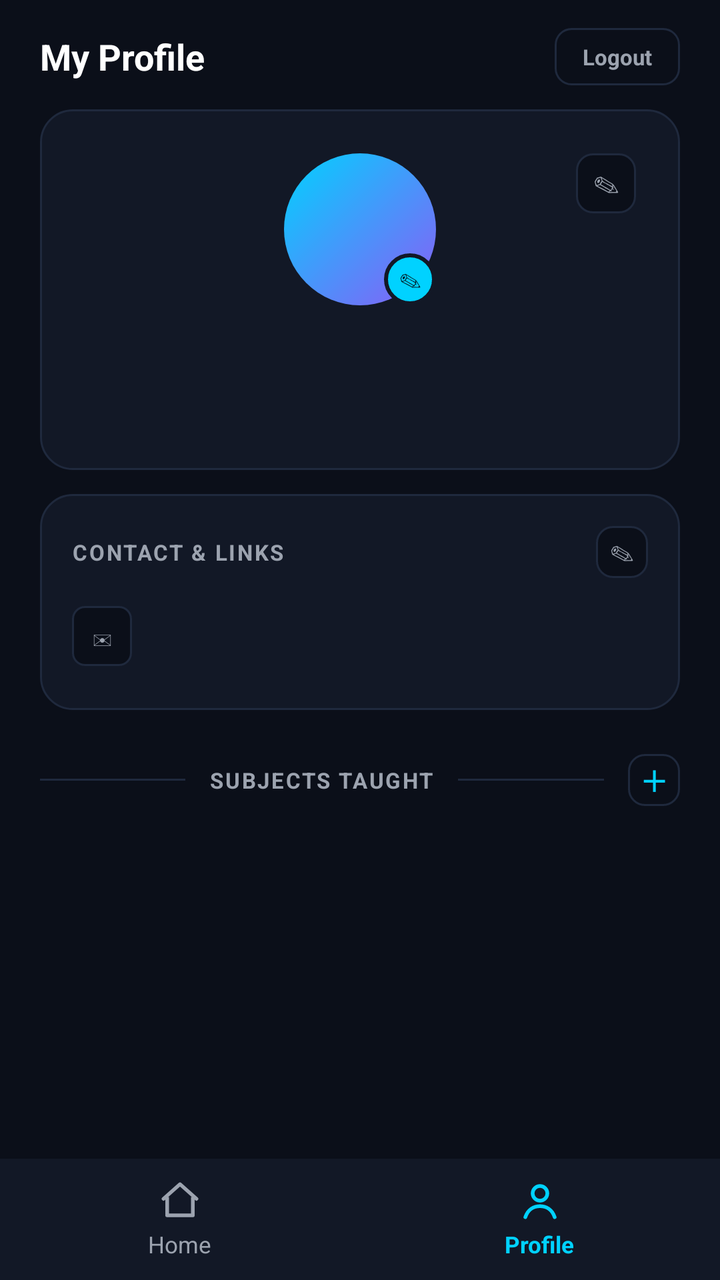
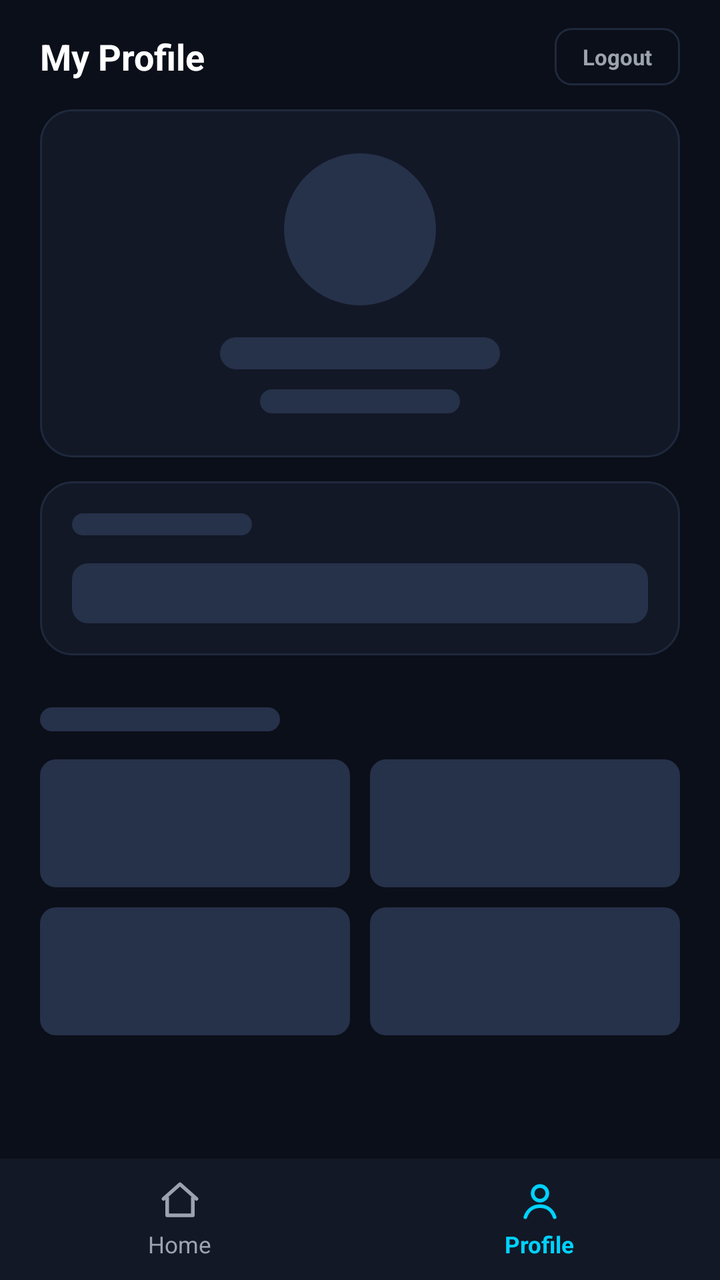

Screens rendered from an Android XML layout before and after an edit, with the pre-edit source and the edit as a unified diff.
<!-- AndroidManifest.xml: application theme Theme.CampusConnect -->
<!-- res/layout/activity_faculty_home.xml -->
<?xml version="1.0" encoding="utf-8"?>
<LinearLayout xmlns:android="http://schemas.android.com/apk/res/android"
    xmlns:app="http://schemas.android.com/apk/res-auto"
    android:layout_width="match_parent"
    android:layout_height="match_parent"
    android:orientation="vertical"
    android:background="@color/color_background">

    
    <LinearLayout
        android:layout_width="match_parent"
        android:layout_height="wrap_content"
        android:orientation="horizontal"
        android:gravity="center_vertical"
        android:paddingStart="20dp"
        android:paddingEnd="20dp"
        android:paddingTop="14dp"
        android:paddingBottom="12dp">

        <TextView
            android:layout_width="0dp"
            android:layout_height="wrap_content"
            android:layout_weight="1"
            android:text="My Profile"
            android:textColor="@color/color_text_primary"
            android:textSize="18sp"
            android:textStyle="bold" />

        <TextView
            android:id="@+id/btnLogout"
            android:layout_width="wrap_content"
            android:layout_height="wrap_content"
            android:background="@drawable/bg_button_outline"
            android:paddingStart="14dp"
            android:paddingEnd="14dp"
            android:paddingTop="7dp"
            android:paddingBottom="7dp"
            android:text="@string/btn_logout"
            android:textColor="@color/color_muted"
            android:textSize="11sp"
            android:textStyle="bold" />
    </LinearLayout>

    <ScrollView
        android:layout_width="match_parent"
        android:layout_height="0dp"
        android:layout_weight="1"
        android:fillViewport="true">

        <LinearLayout
            android:layout_width="match_parent"
            android:layout_height="wrap_content"
            android:orientation="vertical"
            android:paddingStart="20dp"
            android:paddingEnd="20dp"
            android:paddingBottom="24dp">

            
            <TextView
                android:id="@+id/tvNotVerifiedBanner"
                android:layout_width="match_parent"
                android:layout_height="wrap_content"
                android:background="@drawable/bg_error_banner"
                android:padding="12dp"
                android:text="@string/faculty_not_verified_banner"
                android:textColor="@color/color_red"
                android:textSize="12sp"
                android:textStyle="bold"
                android:lineSpacingMultiplier="1.35"
                android:layout_marginBottom="12dp"
                android:visibility="gone" />

            
            <RelativeLayout
                android:layout_width="match_parent"
                android:layout_height="wrap_content"
                android:background="@drawable/bg_card"
                android:padding="22dp">

                <TextView
                    android:id="@+id/btnEditIdentity"
                    android:layout_width="30dp"
                    android:layout_height="30dp"
                    android:layout_alignParentEnd="true"
                    android:background="@drawable/bg_button_outline"
                    android:gravity="center"
                    android:text="✎"
                    android:textColor="@color/color_muted"
                    android:textSize="13sp" />

                <FrameLayout
                    android:id="@+id/avatarFrame"
                    android:layout_width="76dp"
                    android:layout_height="76dp"
                    android:layout_centerHorizontal="true">

                    <TextView
                        android:id="@+id/tvAvatarInitials"
                        android:layout_width="76dp"
                        android:layout_height="76dp"
                        android:background="@drawable/bg_avatar_gradient"
                        android:gravity="center"
                        android:textColor="#04121A"
                        android:textSize="24sp"
                        android:textStyle="bold" />

                    <de.hdodenhof.circleimageview.CircleImageView
                        android:id="@+id/ivAvatar"
                        android:layout_width="76dp"
                        android:layout_height="76dp"
                        android:visibility="gone"
                        android:scaleType="centerCrop" />

                    <TextView
                        android:id="@+id/btnChangePhoto"
                        android:layout_width="26dp"
                        android:layout_height="26dp"
                        android:layout_gravity="bottom|end"
                        android:background="@drawable/bg_camera_badge"
                        android:gravity="center"
                        android:text="✎"
                        android:textColor="#04121A"
                        android:textSize="11sp" />
                </FrameLayout>

                <TextView
                    android:id="@+id/tvName"
                    android:layout_width="match_parent"
                    android:layout_height="wrap_content"
                    android:layout_below="@id/avatarFrame"
                    android:layout_marginTop="14dp"
                    android:gravity="center"
                    android:textColor="@color/color_text_primary"
                    android:textSize="19sp"
                    android:textStyle="bold" />

                <TextView
                    android:id="@+id/tvDesignation"
                    android:layout_width="match_parent"
                    android:layout_height="wrap_content"
                    android:layout_below="@id/tvName"
                    android:layout_marginTop="3dp"
                    android:gravity="center"
                    android:textColor="@color/color_cyan"
                    android:textSize="13sp" />
            </RelativeLayout>

            
            <LinearLayout
                android:layout_width="match_parent"
                android:layout_height="wrap_content"
                android:orientation="vertical"
                android:background="@drawable/bg_card"
                android:padding="16dp"
                android:layout_marginTop="12dp">

                <LinearLayout
                    android:layout_width="match_parent"
                    android:layout_height="wrap_content"
                    android:orientation="horizontal"
                    android:gravity="center_vertical"
                    android:layout_marginBottom="8dp">

                    <TextView
                        android:layout_width="0dp"
                        android:layout_height="wrap_content"
                        android:layout_weight="1"
                        android:text="CONTACT &amp; LINKS"
                        android:textColor="@color/color_muted"
                        android:textSize="11sp"
                        android:textStyle="bold"
                        android:letterSpacing="0.08" />

                    <TextView
                        android:id="@+id/btnEditContact"
                        android:layout_width="26dp"
                        android:layout_height="26dp"
                        android:background="@drawable/bg_button_outline"
                        android:gravity="center"
                        android:text="✎"
                        android:textColor="@color/color_muted"
                        android:textSize="12sp" />
                </LinearLayout>

                
                <LinearLayout
                    android:layout_width="match_parent"
                    android:layout_height="wrap_content"
                    android:orientation="horizontal"
                    android:gravity="center_vertical"
                    android:paddingTop="6dp"
                    android:paddingBottom="6dp">

                    <TextView
                        android:layout_width="30dp"
                        android:layout_height="30dp"
                        android:background="@drawable/bg_badge"
                        android:gravity="center"
                        android:text="✉"
                        android:textColor="@color/color_muted"
                        android:textSize="13sp" />

                    <TextView
                        android:id="@+id/tvEmail"
                        android:layout_width="0dp"
                        android:layout_height="wrap_content"
                        android:layout_weight="1"
                        android:layout_marginStart="12dp"
                        android:maxLines="1"
                        android:ellipsize="end"
                        android:textColor="@color/color_text_body"
                        android:textSize="13sp" />
                </LinearLayout>

                
                <LinearLayout
                    android:id="@+id/linksContainer"
                    android:layout_width="match_parent"
                    android:layout_height="wrap_content"
                    android:orientation="vertical" />
            </LinearLayout>

            
            <LinearLayout
                android:layout_width="match_parent"
                android:layout_height="wrap_content"
                android:orientation="horizontal"
                android:gravity="center_vertical"
                android:layout_marginTop="22dp"
                android:layout_marginBottom="12dp">

                <View
                    android:layout_width="0dp"
                    android:layout_height="1dp"
                    android:layout_weight="1"
                    android:background="@color/color_border" />

                <TextView
                    android:layout_width="wrap_content"
                    android:layout_height="wrap_content"
                    android:layout_marginStart="12dp"
                    android:layout_marginEnd="12dp"
                    android:text="@string/subjects_taught"
                    android:textColor="@color/color_muted"
                    android:textSize="11sp"
                    android:textStyle="bold"
                    android:letterSpacing="0.08" />

                <View
                    android:layout_width="0dp"
                    android:layout_height="1dp"
                    android:layout_weight="1"
                    android:background="@color/color_border" />

                <TextView
                    android:id="@+id/btnAddSubject"
                    android:layout_width="26dp"
                    android:layout_height="26dp"
                    android:layout_marginStart="12dp"
                    android:background="@drawable/bg_button_outline"
                    android:gravity="center"
                    android:text="＋"
                    android:textColor="@color/color_cyan"
                    android:textSize="14sp"
                    android:textStyle="bold"
                    android:contentDescription="@string/subject_add_btn" />
            </LinearLayout>

            <LinearLayout
                android:id="@+id/subjectsContainer"
                android:layout_width="match_parent"
                android:layout_height="wrap_content"
                android:orientation="vertical" />

        </LinearLayout>
    </ScrollView>

    
    <LinearLayout
        android:layout_width="match_parent"
        android:layout_height="wrap_content"
        android:orientation="horizontal"
        android:background="@color/color_card"
        android:paddingTop="10dp"
        android:paddingBottom="10dp">

        <LinearLayout
            android:id="@+id/navHome"
            android:layout_width="0dp"
            android:layout_height="wrap_content"
            android:layout_weight="1"
            android:orientation="vertical"
            android:gravity="center"
            android:background="?attr/selectableItemBackgroundBorderless"
            android:clickable="true"
            android:focusable="true">

            <ImageView
                android:layout_width="22dp"
                android:layout_height="22dp"
                android:src="@drawable/ic_nav_home"
                android:tint="@color/color_muted"
                android:contentDescription="@null" />

            <TextView
                android:layout_width="wrap_content"
                android:layout_height="wrap_content"
                android:layout_marginTop="3dp"
                android:text="@string/label_home"
                android:textColor="@color/color_muted"
                android:textSize="11.5sp" />
        </LinearLayout>

        <LinearLayout
            android:layout_width="0dp"
            android:layout_height="wrap_content"
            android:layout_weight="1"
            android:orientation="vertical"
            android:gravity="center">

            <ImageView
                android:layout_width="22dp"
                android:layout_height="22dp"
                android:src="@drawable/ic_nav_profile"
                android:tint="@color/color_cyan"
                android:contentDescription="@null" />

            <TextView
                android:layout_width="wrap_content"
                android:layout_height="wrap_content"
                android:layout_marginTop="3dp"
                android:text="@string/label_profile"
                android:textColor="@color/color_cyan"
                android:textSize="11.5sp"
                android:textStyle="bold" />
        </LinearLayout>
    </LinearLayout>

</LinearLayout>
<!-- resources referenced by this layout -->
<resources>
  <color name="color_background">#0B0F19</color>
  <color name="color_border">#1F293D</color>
  <color name="color_card">#121826</color>
  <color name="color_cyan">#00D2FF</color>
  <color name="color_muted">#9CA3AF</color>
  <color name="color_red">#EF4444</color>
  <color name="color_text_body">#CBD5E1</color>
  <color name="color_text_primary">#FFFFFF</color>
  <!-- drawable bg_avatar_gradient (drawable) -->
  <?xml version="1.0" encoding="utf-8"?>
  <shape xmlns:android="http://schemas.android.com/apk/res/android"
      android:shape="oval">
      <gradient
          android:type="linear"
          android:angle="315"
          android:startColor="@color/color_cyan"
          android:endColor="@color/color_purple"/>
  </shape>
  <!-- drawable bg_badge (drawable) -->
  <?xml version="1.0" encoding="utf-8"?>
  <shape xmlns:android="http://schemas.android.com/apk/res/android"
      android:shape="rectangle">
      <solid android:color="@color/color_background"/>
      <stroke
          android:width="1dp"
          android:color="@color/color_border"/>
      <corners android:radius="6dp"/>
  </shape>
  <!-- drawable bg_button_outline (drawable) -->
  <?xml version="1.0" encoding="utf-8"?>
  <shape xmlns:android="http://schemas.android.com/apk/res/android"
      android:shape="rectangle">
      <solid android:color="@color/color_background"/>
      <stroke
          android:width="1dp"
          android:color="@color/color_border"/>
      <corners android:radius="8dp"/>
  </shape>
  <!-- drawable bg_camera_badge (drawable) -->
  <?xml version="1.0" encoding="utf-8"?>
  <shape xmlns:android="http://schemas.android.com/apk/res/android"
      android:shape="oval">
      <solid android:color="@color/color_cyan"/>
      <stroke
          android:width="2dp"
          android:color="@color/color_card"/>
  </shape>
  <!-- drawable bg_card (drawable) -->
  <?xml version="1.0" encoding="utf-8"?>
  <shape xmlns:android="http://schemas.android.com/apk/res/android"
      android:shape="rectangle">
      <solid android:color="@color/color_card"/>
      <stroke
          android:width="1dp"
          android:color="@color/color_border"/>
      <corners android:radius="16dp"/>
  </shape>
  <!-- drawable bg_error_banner (drawable) -->
  <?xml version="1.0" encoding="utf-8"?>
  <shape xmlns:android="http://schemas.android.com/apk/res/android"
      android:shape="rectangle">
      <solid android:color="#1FEF4444" />
      <corners android:radius="12dp" />
      <stroke
          android:width="1dp"
          android:color="#59EF4444" />
  </shape>
  <string name="btn_logout">Logout</string>
  <string name="faculty_not_verified_banner">⚠  Account not verified — an admin must approve your account before you can create subjects.</string>
  <string name="label_home">Home</string>
  <string name="label_profile">Profile</string>
  <string name="subject_add_btn">Add Subject</string>
  <string name="subjects_taught">SUBJECTS TAUGHT</string>
  <color name="color_purple">#8B5CF6</color>
  <!-- unchanged entries left out for length: 3 -->
</resources>

<!-- the commit's change to res/layout/activity_faculty_home.xml (unified diff, before → after) -->
@@ -71,6 +71,129 @@
                 android:visibility="gone" />
 
             
+            <LinearLayout
+                android:id="@+id/skeletonGroup"
+                android:layout_width="match_parent"
+                android:layout_height="wrap_content"
+                android:orientation="vertical">
+
+                
+                <LinearLayout
+                    android:layout_width="match_parent"
+                    android:layout_height="wrap_content"
+                    android:orientation="vertical"
+                    android:gravity="center_horizontal"
+                    android:background="@drawable/bg_card"
+                    android:padding="22dp">
+
+                    <View
+                        android:tag="skeleton_block"
+                        android:layout_width="76dp"
+                        android:layout_height="76dp"
+                        android:background="@drawable/bg_skeleton_circle" />
+
+                    <View
+                        android:tag="skeleton_block"
+                        android:layout_width="140dp"
+                        android:layout_height="16dp"
+                        android:layout_marginTop="16dp"
+                        android:background="@drawable/bg_skeleton_block" />
+
+                    <View
+                        android:tag="skeleton_block"
+                        android:layout_width="100dp"
+                        android:layout_height="12dp"
+                        android:layout_marginTop="10dp"
+                        android:background="@drawable/bg_skeleton_block" />
+                </LinearLayout>
+
+                
+                <LinearLayout
+                    android:layout_width="match_parent"
+                    android:layout_height="wrap_content"
+                    android:orientation="vertical"
+                    android:background="@drawable/bg_card"
+                    android:padding="16dp"
+                    android:layout_marginTop="12dp">
+
+                    <View
+                        android:tag="skeleton_block"
+                        android:layout_width="90dp"
+                        android:layout_height="11dp"
+                        android:layout_marginBottom="14dp"
+                        android:background="@drawable/bg_skeleton_block" />
+
+                    <View
+                        android:tag="skeleton_block"
+                        android:layout_width="match_parent"
+                        android:layout_height="30dp"
+                        android:background="@drawable/bg_skeleton_block" />
+                </LinearLayout>
+
+                
+                <View
+                    android:tag="skeleton_block"
+                    android:layout_width="120dp"
+                    android:layout_height="12dp"
+                    android:layout_marginTop="26dp"
+                    android:layout_marginBottom="14dp"
+                    android:background="@drawable/bg_skeleton_block" />
+
+                <LinearLayout
+                    android:layout_width="match_parent"
+                    android:layout_height="64dp"
+                    android:orientation="horizontal"
+                    android:layout_marginBottom="10dp">
+
+                    <View
+                        android:tag="skeleton_block"
+                        android:layout_width="0dp"
+                        android:layout_height="match_parent"
+                        android:layout_weight="1"
+                        android:layout_marginEnd="5dp"
+                        android:background="@drawable/bg_skeleton_block" />
+
+                    <View
+                        android:tag="skeleton_block"
+                        android:layout_width="0dp"
+                        android:layout_height="match_parent"
+                        android:layout_weight="1"
+                        android:layout_marginStart="5dp"
+                        android:background="@drawable/bg_skeleton_block" />
+                </LinearLayout>
+
+                <LinearLayout
+                    android:layout_width="match_parent"
+                    android:layout_height="64dp"
+                    android:orientation="horizontal">
+
+                    <View
+                        android:tag="skeleton_block"
+                        android:layout_width="0dp"
+                        android:layout_height="match_parent"
+                        android:layout_weight="1"
+                        android:layout_marginEnd="5dp"
+                        android:background="@drawable/bg_skeleton_block" />
+
+                    <View
+                        android:tag="skeleton_block"
+                        android:layout_width="0dp"
+                        android:layout_height="match_parent"
+                        android:layout_weight="1"
+                        android:layout_marginStart="5dp"
+                        android:background="@drawable/bg_skeleton_block" />
+                </LinearLayout>
+            </LinearLayout>
+
+            
+            <LinearLayout
+                android:id="@+id/contentGroup"
+                android:layout_width="match_parent"
+                android:layout_height="wrap_content"
+                android:orientation="vertical"
+                android:visibility="gone">
+
+            
             <RelativeLayout
                 android:layout_width="match_parent"
                 android:layout_height="wrap_content"
@@ -272,6 +395,8 @@
                 android:layout_height="wrap_content"
                 android:orientation="vertical" />
 
+            </LinearLayout>
+
         </LinearLayout>
     </ScrollView>
 
<!-- resource entries referenced after the edit -->
@@ -67,6 +67,19 @@
           android:width="1dp"
           android:color="#59EF4444" />
   </shape>
+  <!-- drawable bg_skeleton_block (drawable) -->
+  <?xml version="1.0" encoding="utf-8"?>
+  <shape xmlns:android="http://schemas.android.com/apk/res/android"
+      android:shape="rectangle">
+      <solid android:color="#26314A" />
+      <corners android:radius="8dp" />
+  </shape>
+  <!-- drawable bg_skeleton_circle (drawable) -->
+  <?xml version="1.0" encoding="utf-8"?>
+  <shape xmlns:android="http://schemas.android.com/apk/res/android"
+      android:shape="oval">
+      <solid android:color="#26314A" />
+  </shape>
   <string name="btn_logout">Logout</string>
   <string name="faculty_not_verified_banner">⚠  Account not verified — an admin must approve your account before you can create subjects.</string>
   <string name="label_home">Home</string>
